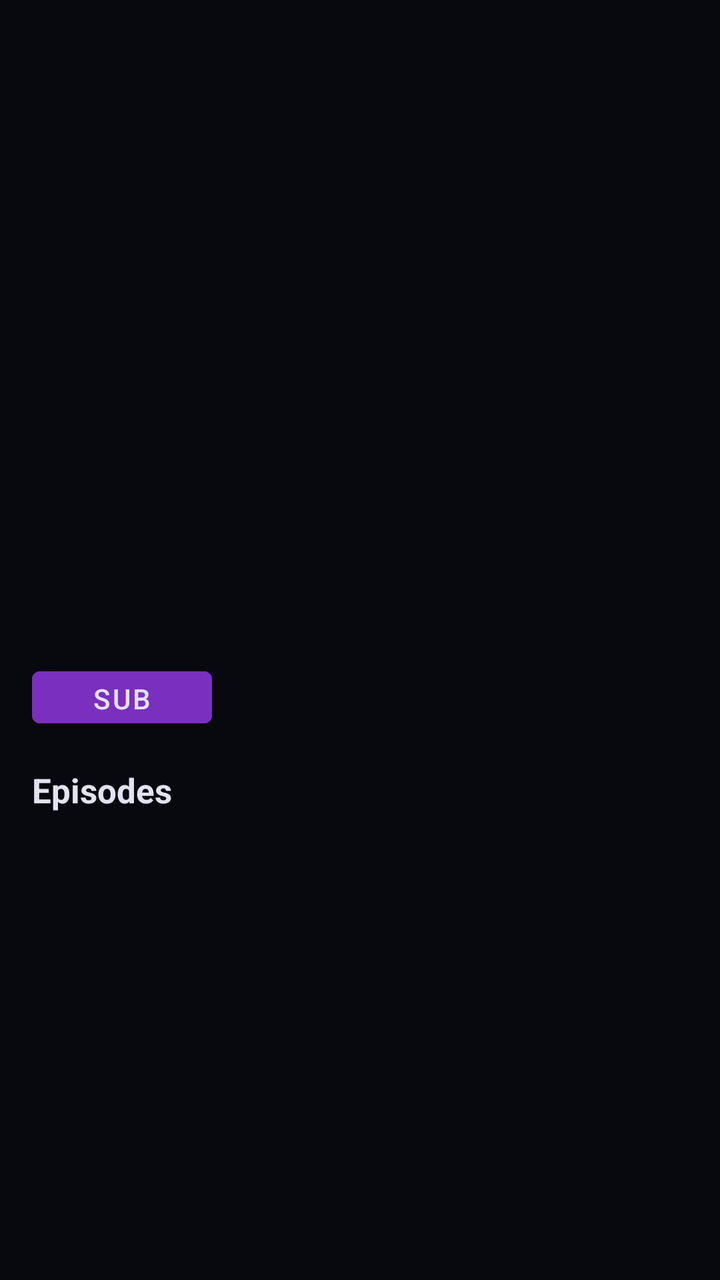
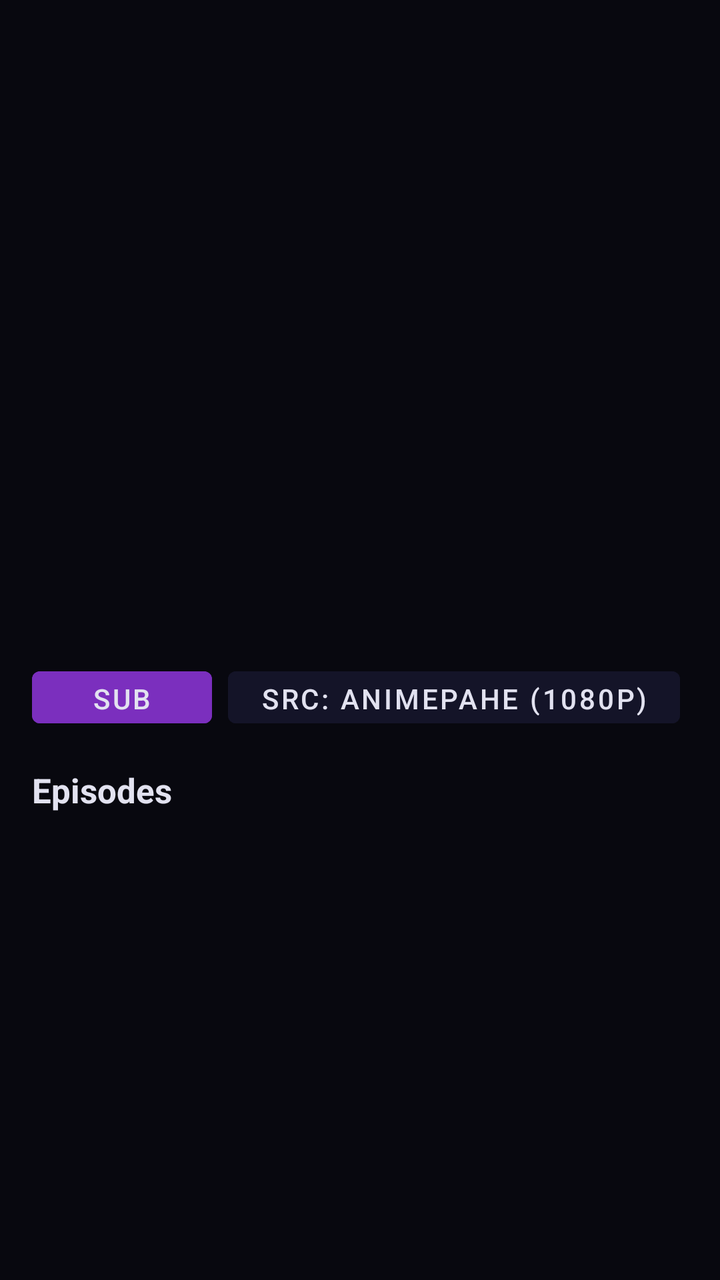

Before-and-after screenshots of an Android layout around one commit, followed by the original layout XML and the change that was made.
<!-- AndroidManifest.xml: application theme Theme.AniStream -->
<!-- res/layout/activity_detail.xml -->
<?xml version="1.0" encoding="utf-8"?>
<FrameLayout xmlns:android="http://schemas.android.com/apk/res/android"
    android:layout_width="match_parent"
    android:layout_height="match_parent"
    android:background="@color/bg">

    <ScrollView android:layout_width="match_parent" android:layout_height="match_parent">
        <LinearLayout android:layout_width="match_parent" android:layout_height="wrap_content"
            android:orientation="vertical">

            
            <FrameLayout android:layout_width="match_parent" android:layout_height="280dp">
                <ImageView android:id="@+id/ivBanner"
                    android:layout_width="match_parent" android:layout_height="match_parent"
                    android:scaleType="centerCrop" android:alpha="0.5" />
                <LinearLayout android:layout_width="match_parent" android:layout_height="match_parent"
                    android:orientation="horizontal" android:gravity="bottom" android:padding="20dp">
                    <ImageView android:id="@+id/ivCover"
                        android:layout_width="120dp" android:layout_height="170dp"
                        android:scaleType="centerCrop" />
                    <LinearLayout android:layout_width="0dp" android:layout_height="wrap_content"
                        android:layout_weight="1" android:orientation="vertical"
                        android:layout_marginStart="16dp" android:layout_gravity="bottom">
                        <TextView android:id="@+id/tvTitle"
                            android:layout_width="match_parent" android:layout_height="wrap_content"
                            android:textColor="@color/text" android:textSize="24sp" android:textStyle="bold" />
                        <LinearLayout android:layout_width="match_parent" android:layout_height="wrap_content"
                            android:orientation="horizontal" android:layout_marginTop="6dp">
                            <TextView android:id="@+id/tvRating"
                                android:layout_width="wrap_content" android:layout_height="wrap_content"
                                android:textColor="#FFD700" android:textSize="13sp" android:layout_marginEnd="12dp" />
                            <TextView android:id="@+id/tvStatus"
                                android:layout_width="wrap_content" android:layout_height="wrap_content"
                                android:textColor="#4ADE80" android:textSize="13sp" />
                        </LinearLayout>
                        <TextView android:id="@+id/tvGenres"
                            android:layout_width="match_parent" android:layout_height="wrap_content"
                            android:textColor="#7070A0" android:textSize="12sp" android:layout_marginTop="4dp" />
                    </LinearLayout>
                </LinearLayout>
            </FrameLayout>

            
            <TextView android:id="@+id/tvContinue"
                android:layout_width="match_parent" android:layout_height="wrap_content"
                android:textColor="#A860F0" android:textSize="15sp"
                android:padding="16dp" android:background="@color/surface"
                android:visibility="gone" android:focusable="true" android:clickable="true" />

            
            <TextView android:id="@+id/tvDesc"
                android:layout_width="match_parent" android:layout_height="wrap_content"
                android:textColor="#9090B0" android:textSize="13sp"
                android:padding="16dp" android:maxLines="5" android:ellipsize="end" />

            
            <LinearLayout android:layout_width="wrap_content" android:layout_height="wrap_content"
                android:orientation="horizontal" android:paddingStart="16dp" android:paddingBottom="8dp">
                <Button android:id="@+id/btnSub"
                    android:layout_width="90dp" android:layout_height="38dp"
                    android:text="SUB" android:textColor="@color/text"
                    android:backgroundTint="@color/purple" android:focusable="true"
                    android:layout_marginEnd="8dp" />
                <Button android:id="@+id/btnDub"
                    android:layout_width="90dp" android:layout_height="38dp"
                    android:text="DUB" android:textColor="@color/text"
                    android:backgroundTint="@color/surface" android:focusable="true"
                    android:visibility="gone" />
            </LinearLayout>

            
            <TextView android:id="@+id/tvError"
                android:layout_width="match_parent" android:layout_height="wrap_content"
                android:textColor="#FF5555" android:padding="16dp" android:visibility="gone" />

            
            <TextView android:layout_width="wrap_content" android:layout_height="wrap_content"
                android:text="Episodes" android:textColor="@color/text"
                android:textSize="17sp" android:textStyle="bold"
                android:paddingStart="16dp" android:paddingTop="8dp" android:paddingBottom="8dp" />
            <androidx.recyclerview.widget.RecyclerView
                android:id="@+id/rvEpisodes"
                android:layout_width="match_parent" android:layout_height="wrap_content"
                android:nestedScrollingEnabled="false" android:padding="8dp" />

        </LinearLayout>
    </ScrollView>

    <ProgressBar android:id="@+id/progress"
        android:layout_width="wrap_content" android:layout_height="wrap_content"
        android:layout_gravity="center" android:visibility="gone" />

</FrameLayout>
<!-- resources referenced by this layout -->
<resources>
  <color name="bg">#08080F</color>
  <color name="purple">#7B2FBE</color>
  <color name="surface">#0F0F1E</color>
  <color name="text">#E2E2F0</color>
  <style name="Theme.AniStream" parent="Theme.MaterialComponents.DayNight.NoActionBar">
          <item name="colorPrimary">@color/purple</item>
          <item name="colorPrimaryVariant">#4A1480</item>
          <item name="colorOnPrimary">@color/white</item>
          <item name="colorSecondary">@color/pink</item>
          <item name="android:windowBackground">@color/bg</item>
          <item name="android:statusBarColor">@color/surface</item>
          <item name="android:navigationBarColor">@color/bg</item>
      </style>
  <color name="white">#FFFFFF</color>
  <color name="pink">#E91E8C</color>
</resources>

<!-- the commit's change to res/layout/activity_detail.xml (unified diff, before → after) -->
@@ -8,7 +8,6 @@
         <LinearLayout android:layout_width="match_parent" android:layout_height="wrap_content"
             android:orientation="vertical">
 
-            
             <FrameLayout android:layout_width="match_parent" android:layout_height="280dp">
                 <ImageView android:id="@+id/ivBanner"
                     android:layout_width="match_parent" android:layout_height="match_parent"
@@ -40,14 +39,12 @@
                 </LinearLayout>
             </FrameLayout>
 
-            
             <TextView android:id="@+id/tvContinue"
                 android:layout_width="match_parent" android:layout_height="wrap_content"
                 android:textColor="#A860F0" android:textSize="15sp"
                 android:padding="16dp" android:background="@color/surface"
                 android:visibility="gone" android:focusable="true" android:clickable="true" />
 
-            
             <TextView android:id="@+id/tvDesc"
                 android:layout_width="match_parent" android:layout_height="wrap_content"
                 android:textColor="#9090B0" android:textSize="13sp"
@@ -65,15 +62,18 @@
                     android:layout_width="90dp" android:layout_height="38dp"
                     android:text="DUB" android:textColor="@color/text"
                     android:backgroundTint="@color/surface" android:focusable="true"
+                    android:layout_marginEnd="8dp"
                     android:visibility="gone" />
+                <Button android:id="@+id/btnProvider"
+                    android:layout_width="wrap_content" android:layout_height="38dp"
+                    android:text="SRC: ANIMEPAHE (1080P)" android:textColor="@color/text"
+                    android:backgroundTint="@color/card" android:focusable="true" />
             </LinearLayout>
 
-            
             <TextView android:id="@+id/tvError"
                 android:layout_width="match_parent" android:layout_height="wrap_content"
                 android:textColor="#FF5555" android:padding="16dp" android:visibility="gone" />
 
-            
             <TextView android:layout_width="wrap_content" android:layout_height="wrap_content"
                 android:text="Episodes" android:textColor="@color/text"
                 android:textSize="17sp" android:textStyle="bold"
<!-- resource entries referenced after the edit -->
@@ -1,6 +1,7 @@
 <!-- resources referenced by this layout -->
 <resources>
   <color name="bg">#08080F</color>
+  <color name="card">#141428</color>
   <color name="purple">#7B2FBE</color>
   <color name="surface">#0F0F1E</color>
   <color name="text">#E2E2F0</color>
